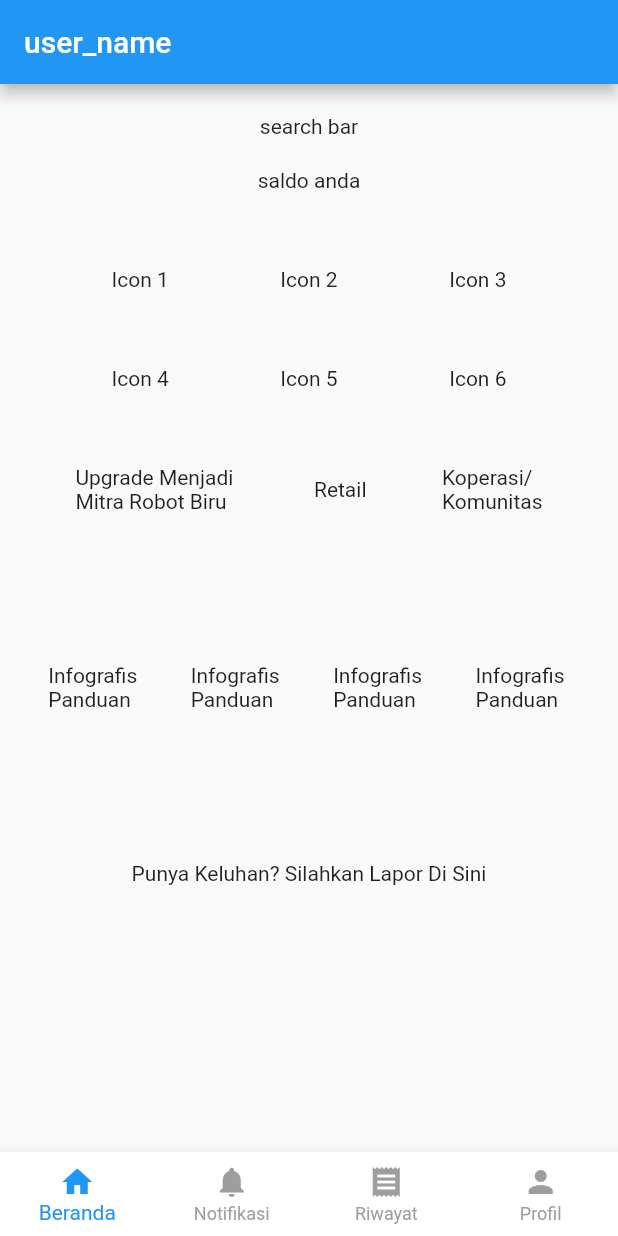
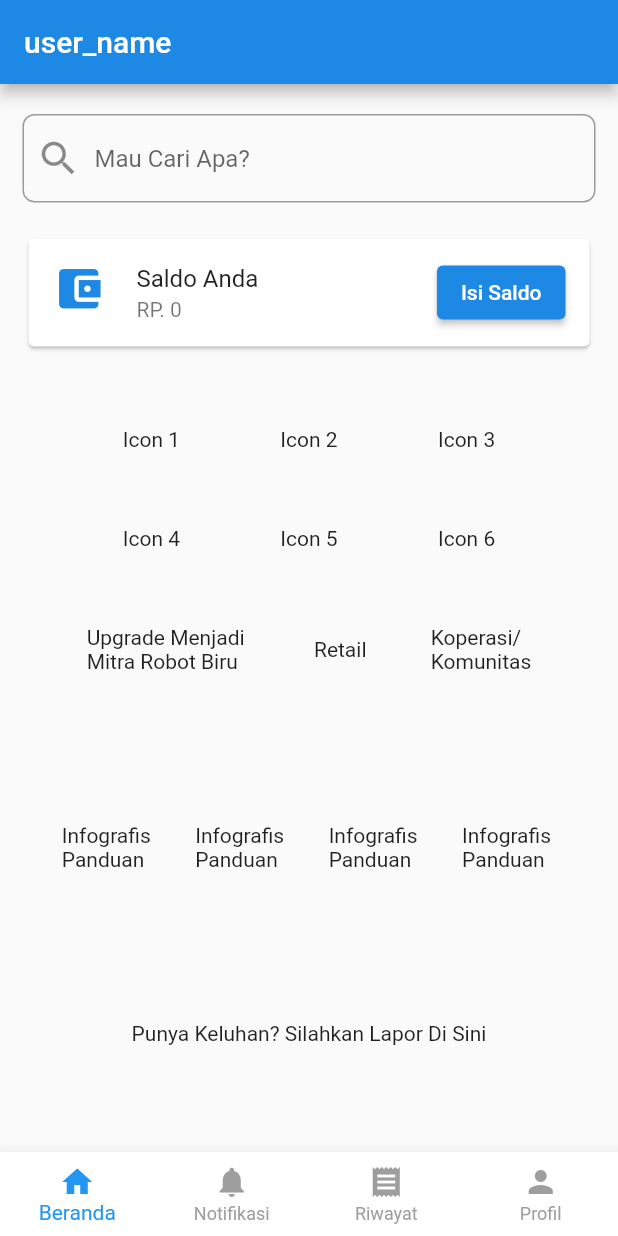
Before and after one commit to qisashasanudin/edumatic_intern, a Flutter app: the screen it shows after launch, on a phone screen of 412 x 824 dp. Run offline on Flutter 3.47's test engine with Material 2 defaults, Android fonts, the phone set to English and light mode, and no system bars.

Commit message:
added search bar & top up button

```diff
--- a/lib/main.dart
+++ b/lib/main.dart
@@ -1,4 +1,4 @@
-import 'package:edumatic_intern/pages/main_menu_tabs/home.dart';
+
 import 'package:edumatic_intern/pages/main_menu.dart';
 import 'package:flutter/material.dart';
 
@@ -14,6 +14,7 @@ class RobotBiruApp extends StatelessWidget {
       title: 'Robot Biru',
       theme: ThemeData(
         primarySwatch: Colors.blue,
+        primaryColor: Colors.blue[600],
         visualDensity: VisualDensity.adaptivePlatformDensity,
       ),
       home: MainMenu(),
--- a/lib/pages/main_menu_tabs/home.dart
+++ b/lib/pages/main_menu_tabs/home.dart
@@ -8,13 +8,53 @@ class HomePage extends StatefulWidget {
 class _HomePageState extends State<HomePage> {
   @override
   Widget build(BuildContext context) {
-    return Center(
+    return Scaffold(
+      body: Padding(
+        padding: const EdgeInsets.symmetric(horizontal: 15.0),
       child: Column(
         children: <Widget>[
           SizedBox(height: 20),
-          Text('search bar'),
+           TextField(
+              decoration: InputDecoration(
+                prefixIcon: Icon(Icons.search, size: 30),
+                border: OutlineInputBorder(
+                  borderRadius: BorderRadius.circular(8),
+                ),
+                hintText: 'Mau Cari Apa?',
+              ),
+            ),
           SizedBox(height: 20),
-          Text('saldo anda'),
+          Card(
+            child: ListTile(
+              leading: Icon(Icons.account_balance_wallet,
+              color: Colors.blue[600],
+              size: 35),
+              title: Text('Saldo Anda'),
+              subtitle: Text('RP. 0'),
+              trailing: ElevatedButton(
+                style: ElevatedButton.styleFrom(
+                  primary: Colors.blue[600],
+                  onPrimary: Colors.white
+                ),
+                onPressed: (){},
+                child: Text('Isi Saldo'),
+                ),
+                ),
+
+            ),
+          //ListTile(
+          //IconButton(icon: Icon(Icons.account_balance_wallet), onPressed: () {}),
+          //Text('Saldo Anda'),
+          //Text('Isi Saldo'),
+          //),
+              //Card(
+     // child: ListTile(
+       // leading: FlutterLogo(size: 56.0),
+        //title: Text('Two-line ListTile'),
+        //subtitle: Text('Here is a second line'),
+        //trailing: Icon(Icons.more_vert),
+      //),
+    //),
           SizedBox(height: 50),
           Row(
             mainAxisAlignment: MainAxisAlignment.spaceEvenly,
@@ -56,6 +96,7 @@ class _HomePageState extends State<HomePage> {
           Text('Punya Keluhan? Silahkan Lapor Di Sini'),
         ],
       ),
+    )
     );
   }
 }
```
Also changed, not shown: pubspec.lock.
